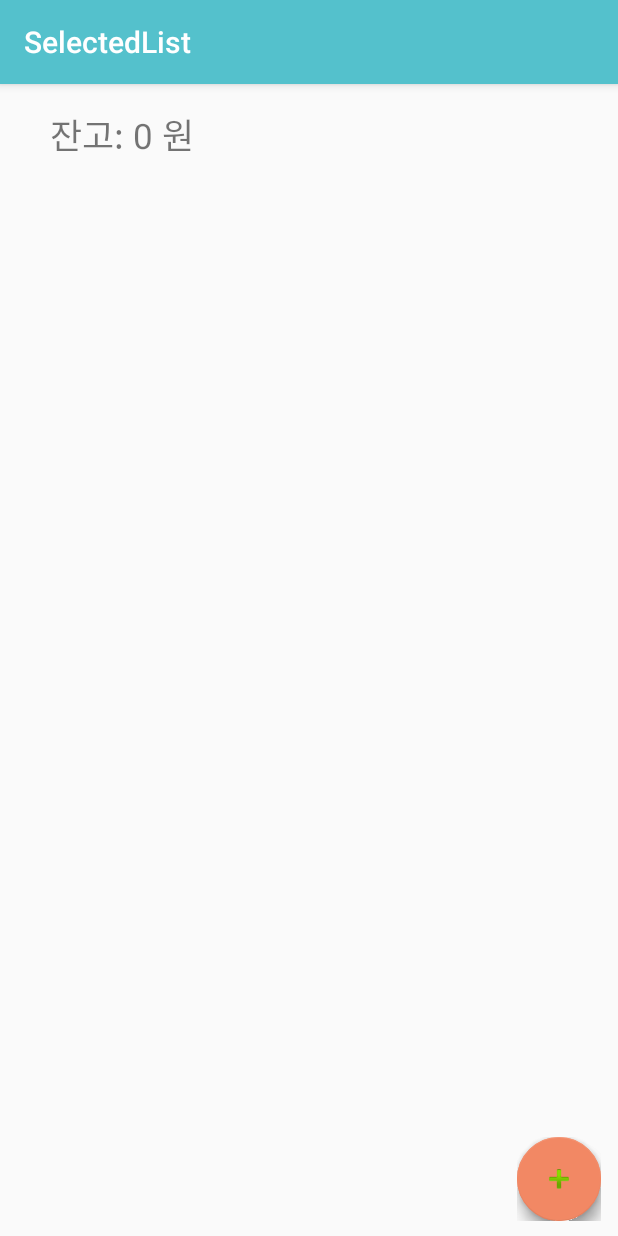
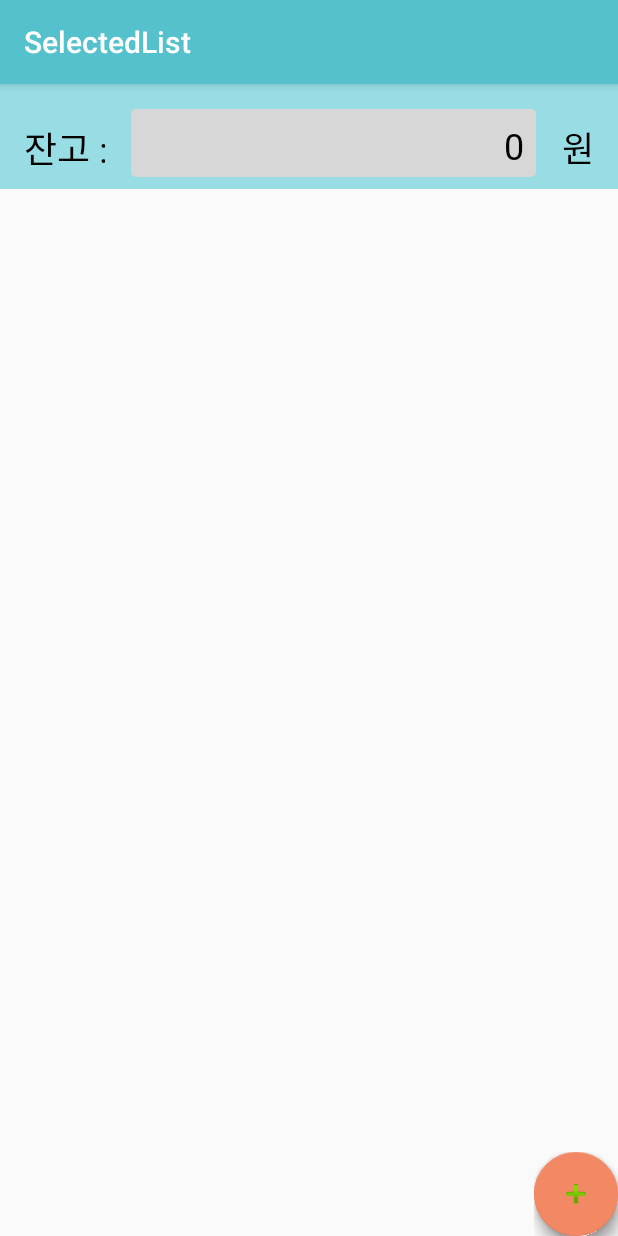
Before and after one commit to ChoHnA/PROJECT5, an Android app: the SelectedList screen opened directly, with no data from a screen before it, on a phone screen of 412 x 824 dp. Run offline under Robolectric (Android 15) with nearby library versions, the phone set to English and light mode, and no system bars; libraries missing offline, so code that uses them is left out: com.github.clans.fab, com.prolificinteractive.materialcalendarview; plain views replace FloatingActionButton, FloatingActionMenu; pictures from the network do not load; 5 statements that could not run were skipped.

Commit message:
UI 다듬기

```diff
--- a/app/src/main/java/com/helloandroid/project3_chatbot/ChatActivity.java
+++ b/app/src/main/java/com/helloandroid/project3_chatbot/ChatActivity.java
@@ -134,7 +134,7 @@ public class ChatActivity extends AppCompatActivity {
                 finish();
             }
         } catch (NumberFormatException e) {
-            Toast.makeText(this, "금액에는 숫자만 입력하세요", Toast.LENGTH_SHORT).show();
+            Toast.makeText(this, "금액에는 숫자만 입력하세요.", Toast.LENGTH_SHORT).show();
         }
     }
 
--- a/app/src/main/java/com/helloandroid/project3_chatbot/ExtendedSimpleAdapter.java
+++ b/app/src/main/java/com/helloandroid/project3_chatbot/ExtendedSimpleAdapter.java
@@ -75,7 +75,8 @@ public class ExtendedSimpleAdapter extends SimpleAdapter{
         if (dataSet != null) {
             int price = Integer.parseInt((String) dataSet.get("price"));
             if (price <= money) {
-                v.setBackgroundColor(Color.GREEN);
+                //v.setBackgroundColor(Color.GREEN);
+                v.setBackgroundResource(R.color.color3);
             } else
                 v.setBackgroundColor(Color.WHITE);
         }
--- a/app/src/main/java/com/helloandroid/project3_chatbot/MainActivity.java
+++ b/app/src/main/java/com/helloandroid/project3_chatbot/MainActivity.java
@@ -162,7 +162,7 @@ public class MainActivity extends AppCompatActivity {
         if(path.mkdirs()){
             Log.e("FILE", "Directory not created");
         }else{
-            Toast.makeText(this, "카메라까지 50,000원", Toast.LENGTH_SHORT).show();
+            Toast.makeText(this, "지금까지 " + restMoney + "원 모음.", Toast.LENGTH_SHORT).show();
         }
 
         prefs = getSharedPreferences("data",Activity.MODE_PRIVATE);
--- a/app/src/main/java/com/helloandroid/project3_chatbot/SelectedList.java
+++ b/app/src/main/java/com/helloandroid/project3_chatbot/SelectedList.java
@@ -85,7 +85,7 @@ public class SelectedList extends AppCompatActivity {
     protected void onStart() {
         super.onStart();
 
-        String mon = "잔고: " + String.valueOf(money)+ " 원";
+        String mon = String.valueOf(money);
 
         budget.setText(mon);
 
@@ -222,7 +222,7 @@ public class SelectedList extends AppCompatActivity {
                 if(result.equals("self")) {
                     //int i = data.getIntExtra("index",-1);
 
-                    Log.i("selfself","selfselfself");
+                    Log.i("selfself", "selfselfself");
                     long mNow;
                     Date mDate;
                     SimpleDateFormat mFormat = new SimpleDateFormat("yyyy/MM/dd/hh/mm/ss");
@@ -235,10 +235,20 @@ public class SelectedList extends AppCompatActivity {
                     String photo = data.getStringExtra("photo");
                     String link = data.getStringExtra("link");
 
+                    if (!title.equals("") && !price.equals("") && isNumeric(price)) {
+                        insertData(title, price, photo, date, link);
+                        //selectItemData(databasename);
+                    }
 
-                    insertData(title, price, photo, date, link);
-                    //selectItemData(databasename);
+                    else if(!isNumeric(price))
+                    {
+                        Toast.makeText(this, "가격에는 숫자만 입력하세요.", Toast.LENGTH_SHORT).show();
+                    }
 
+                    else
+                    {
+                        Toast.makeText(this, "입력되지 않은 항목이 있습니다.", Toast.LENGTH_SHORT).show();
+                    }
                     ListAdapter adapter = new ExtendedSimpleAdapter(
                             this, selectedItem,
                             R.layout.selected_item, new String[]{"title", "price", "photo"},
@@ -246,15 +256,20 @@ public class SelectedList extends AppCompatActivity {
 
                     ((ExtendedSimpleAdapter) adapter).getBudget(money);
                     listView.setAdapter(adapter);
-
-
                 }
-
-
-
             }
         }
     }
+
+    public static boolean isNumeric(String strNum) {
+        try {
+            double d = Double.parseDouble(strNum);
+        } catch (NumberFormatException | NullPointerException nfe) {
+            return false;
+        }
+        return true;
+    }
+
 
 
     public void addList(View v)
--- a/app/src/main/res/layout/activity_chat.xml
+++ b/app/src/main/res/layout/activity_chat.xml
@@ -18,7 +18,7 @@
 
     <EditText
         android:id="@+id/userInput_title"
-        android:layout_width="265dp"
+        android:layout_width="280dp"
         android:layout_height="35dp"
         android:layout_margin="8dp"
         android:layout_marginStart="8dp"
--- a/app/src/main/res/layout/activity_selected_list.xml
+++ b/app/src/main/res/layout/activity_selected_list.xml
@@ -1,32 +1,90 @@
 <?xml version="1.0" encoding="utf-8"?>
-<RelativeLayout xmlns:android="http://schemas.android.com/apk/res/android"
+<android.support.constraint.ConstraintLayout xmlns:android="http://schemas.android.com/apk/res/android"
     xmlns:fab="http://schemas.android.com/apk/res-auto"
+    xmlns:tools="http://schemas.android.com/tools"
     android:layout_width="match_parent"
     android:layout_height="match_parent">
 
     <ListView
         android:id="@+id/selectedlist"
         android:layout_width="match_parent"
-        android:layout_height="445dp"
+        android:layout_height="0dp"
         android:layout_alignParentTop="true"
         android:layout_alignParentEnd="true"
         android:layout_alignParentRight="true"
-        android:layout_marginTop="66dp"
-        android:layout_marginEnd="0dp"
-        android:layout_marginRight="0dp" />
+        fab:layout_constraintBottom_toBottomOf="parent"
+        fab:layout_constraintTop_toBottomOf="@+id/imageView" />
+
+    <ImageView
+        android:id="@+id/imageView"
+        android:layout_width="500dp"
+        android:layout_height="70dp"
+        android:src="#98dde4" />
 
     <TextView
         android:id="@+id/money"
-        android:layout_width="255dp"
-        android:layout_height="41dp"
-        android:layout_alignParentStart="true"
-        android:layout_alignParentLeft="true"
-        android:layout_alignParentTop="true"
-        android:layout_marginStart="33dp"
-        android:layout_marginLeft="33dp"
-        android:layout_marginTop="16dp"
-        android:text="TextView"
-        android:textSize="23sp" />
+        android:layout_width="270dp"
+        android:layout_height="45dp"
+        android:layout_margin="8dp"
+        android:layout_marginStart="8dp"
+        android:layout_marginLeft="8dp"
+        android:layout_marginBottom="14dp"
+        android:background="@drawable/bg_edit_text2"
+        android:fontFamily="@font/nanumsquarel"
+        android:gravity="right"
+        android:hint="0"
+        android:imeActionId="4"
+        android:imeOptions="actionSend"
+        android:inputType="text"
+        android:padding="8dp"
+        android:textColor="#000000"
+        android:textColorHint="#606060"
+        android:textSize="24sp"
+        fab:layout_constraintBottom_toBottomOf="@+id/imageView"
+        fab:layout_constraintEnd_toStartOf="@+id/textView_money"
+        fab:layout_constraintStart_toEndOf="@+id/textView_left" />
+
+    <TextView
+        android:id="@+id/textView_money"
+        android:layout_width="37dp"
+        android:layout_height="45dp"
+        android:layout_margin="8dp"
+        android:layout_marginEnd="8dp"
+        android:layout_marginRight="8dp"
+        android:layout_marginBottom="12dp"
+        android:fontFamily="@font/nanumsquarel"
+        android:imeActionId="4"
+        android:imeOptions="actionSend"
+        android:inputType="text"
+        android:padding="8dp"
+        android:text="원"
+        android:textColor="#000000"
+        android:textColorHint="#606060"
+        android:textSize="23sp"
+        android:visibility="visible"
+        fab:layout_constraintBottom_toBottomOf="@+id/imageView"
+        fab:layout_constraintEnd_toEndOf="parent" />
+
+    <TextView
+        android:id="@+id/textView_left"
+        android:layout_width="70dp"
+        android:layout_height="45dp"
+        android:layout_margin="8dp"
+        android:layout_marginStart="8dp"
+        android:layout_marginLeft="8dp"
+        android:layout_marginBottom="12dp"
+        android:fontFamily="@font/nanumsquarel"
+        android:imeActionId="4"
+        android:imeOptions="actionSend"
+        android:inputType="text"
+        android:padding="8dp"
+        android:text="잔고 : "
+        android:textColor="#000000"
+        android:textColorHint="#606060"
+        android:textSize="24sp"
+        android:visibility="visible"
+        fab:layout_constraintBottom_toBottomOf="@+id/imageView"
+        fab:layout_constraintStart_toStartOf="parent" />
 
     <com.github.clans.fab.FloatingActionMenu
         android:id="@+id/material_design_android_floating_action_menu"
@@ -34,9 +92,8 @@
         android:layout_height="wrap_content"
         android:layout_alignParentRight="true"
         android:layout_alignParentBottom="true"
-        android:layout_marginLeft="11dp"
-        android:layout_marginRight="11dp"
-        android:layout_marginBottom="10dp"
+        fab:layout_constraintBottom_toBottomOf="parent"
+        fab:layout_constraintEnd_toEndOf="parent"
         fab:menu_animationDelayPerItem="55"
         fab:menu_backgroundColor="@android:color/transparent"
         fab:menu_buttonSpacing="0dp"
@@ -85,4 +142,4 @@
             fab:fab_label="직접추가"
             fab:fab_size="mini" />
     </com.github.clans.fab.FloatingActionMenu>
-</RelativeLayout>
+</android.support.constraint.ConstraintLayout>
--- a/app/src/main/res/layout/selected_item.xml
+++ b/app/src/main/res/layout/selected_item.xml
@@ -36,7 +36,8 @@
                 android:layout_marginTop="5dp"
                 android:text="item"
                 android:textColor="#404040"
-                android:textSize="15dp"
+                android:fontFamily="@font/nanumsquarel"
+                android:textSize="20dp"
                 android:textStyle="bold" />
 
             <TextView
@@ -44,8 +45,9 @@
                 android:layout_width="match_parent"
                 android:layout_height="30dp"
                 android:layout_marginBottom="5dp"
+                android:fontFamily="@font/nanumsquarel"
                 android:text="price"
-                android:textSize="12dp"
+                android:textSize="17dp"
                 android:textStyle="bold" />
         </LinearLayout>
     </LinearLayout>
```
